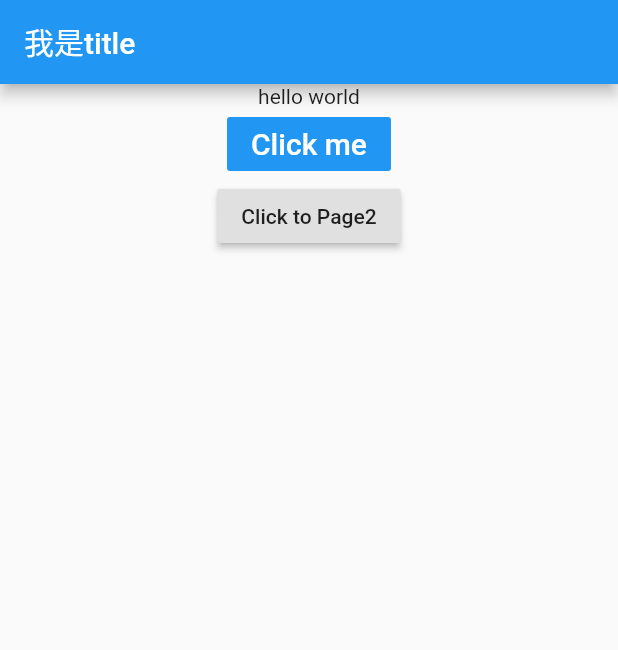
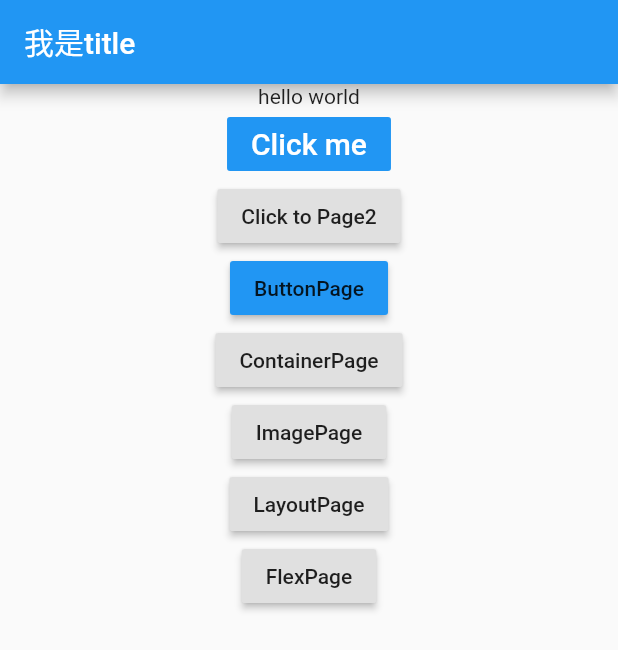
Before and after one commit to AlexFeng007/FlutterDemo, a Flutter app: the screen it shows after launch, on a phone screen of 412 x 824 dp. Shown: the top 650 px of the screen. Run offline on Flutter 3.47's test engine with Material 2 defaults, Android fonts, the phone set to English and light mode, and no system bars.

Commit message:
一个简单的demo就已经完成了

```diff
--- a/lib/main.dart
+++ b/lib/main.dart
@@ -1,6 +1,11 @@
+import 'package:alexflutter/FlexPage.dart';
 import 'package:flutter/material.dart';
 import 'PageSecond.dart';
 import 'DetailPage.dart';
+import 'ButtonPage.dart';
+import 'ContainerPage.dart';
+import 'LayoutPage.dart';
+import 'FlexPage.dart';
 
 void main() {
   runApp(MyApp());
@@ -15,6 +20,10 @@ class MyApp extends StatelessWidget {
         "ListPage": (context) => ListPage(),
         "SecondPage": (context) => PageSecond(),
         "DetailPage": (context) => DetailPage(),
+        "ButtonPage": (context) => ButtonPage(),
+        "ContainerPage": (context) => ContainerPage(),
+        "LayoutPage": (context) => LayoutPage(),
+        "FlexPage": (context) => FlexPage(),
       },
       home: MyHomePage(),
     );
@@ -57,7 +66,37 @@ class MyHomePageState extends State<MyHomePage> {
               onPressed: () {
                 Navigator.pushNamed(context, "SecondPage");
               },
-            )
+            ),
+            RaisedButton(
+              child: Text('ButtonPage'),
+              color: Colors.blue,
+              onPressed: () {
+                Navigator.pushNamed(context, "ButtonPage");
+              },
+            ),
+            RaisedButton(
+              child: Text("ContainerPage"),
+              onPressed: () {
+                Navigator.pushNamed(context, "ContainerPage");
+              },
+            ),
+            RaisedButton(
+              child: Text("ImagePage"),
+              onPressed: () {
+                Navigator.pushNamed(context, "ImagePage");
+              },
+            ),
+            RaisedButton(
+              child: Text("LayoutPage"),
+              onPressed: () {
+                Navigator.pushNamed(context, "LayoutPage");
+              },
+            ),
+            RaisedButton(
+                child: Text("FlexPage"),
+                onPressed: () {
+                  Navigator.pushNamed(context, "FlexPage");
+                }),
           ],
         ),
       ),
```
Also changed, not shown: lib/ButtonPage.dart (added, +29 -0 lines), lib/ContainerPage.dart (added, +24 -0 lines), lib/FlexPage.dart (added, +35 -0 lines), lib/ImagePage.dart (added, +16 -0 lines), lib/LayoutPage.dart (added, +28 -0 lines), lib/PageSecond.dart (+8 -1 lines), assets/images/fengbo.jpeg (renamed from images/fengbo.jpeg).
